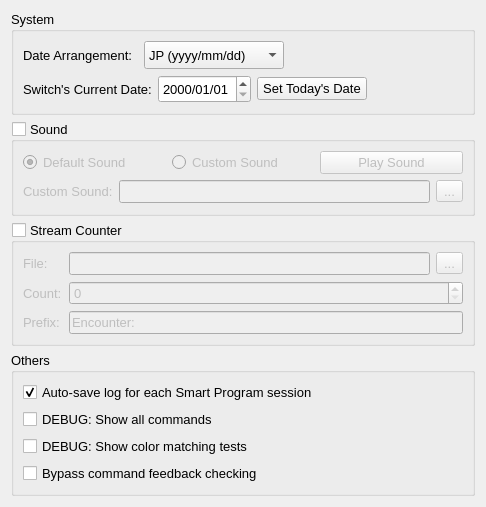
Old version of the form smartprogramsetting.ui in the repository brianuuu/AutoControllerHelper.
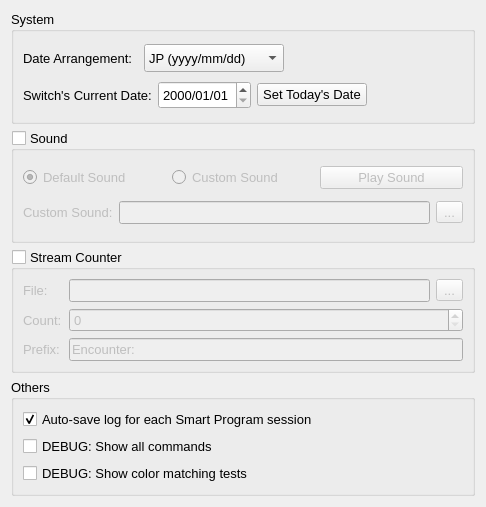
New version of the form.

Commit message: Removed feedback checking as it's not working for some people

What changed in the file:
```diff
--- a/smartprogramsetting.ui
+++ b/smartprogramsetting.ui
@@ -375,13 +375,6 @@
         </property>
        </widget>
       </item>
-      <item>
-       <widget class="QCheckBox" name="CB_BypassFeedback">
-        <property name="text">
-         <string>Bypass command feedback checking</string>
-        </property>
-       </widget>
-      </item>
      </layout>
     </widget>
    </item>
```
The commit also changes 3 other files.
